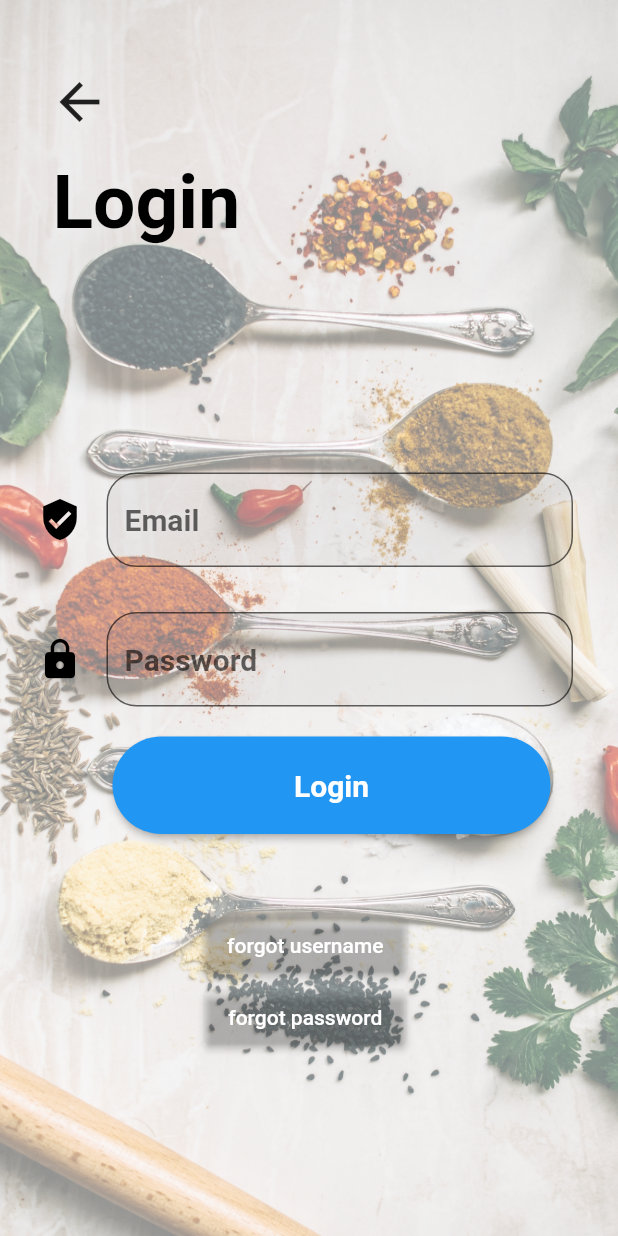
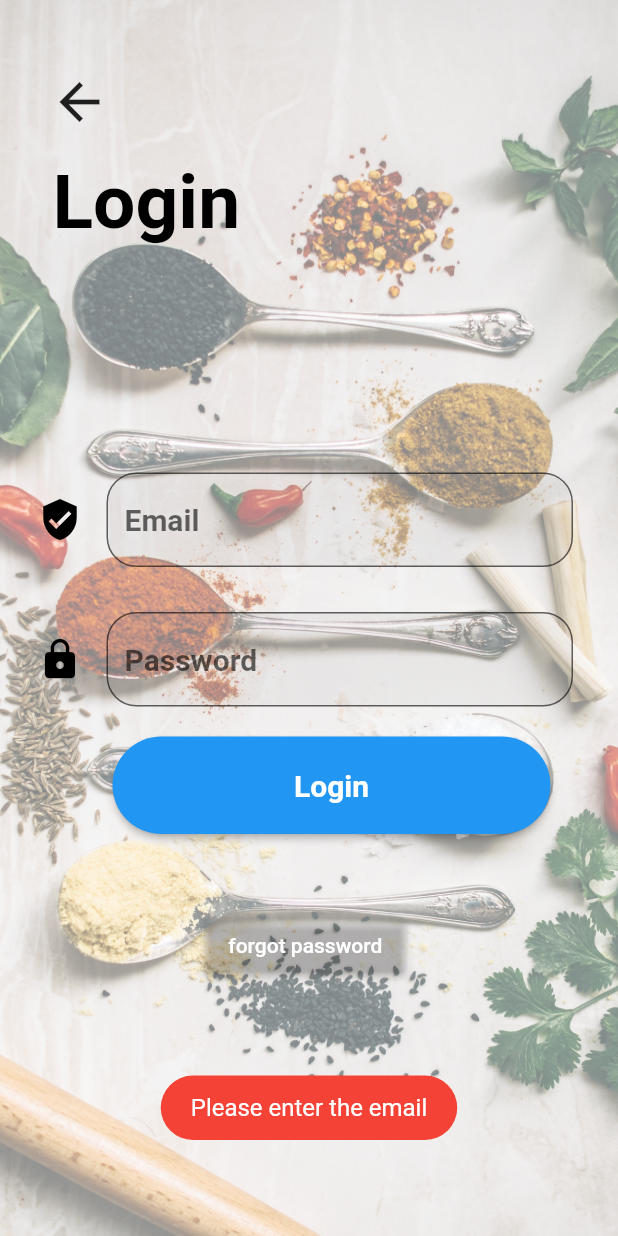
Before and after one commit to Seven-Deadly-Sins-07/digi-mess, a Flutter app: the LoginSceen screen opened directly, after a tap on "forgot password", on a phone screen of 412 x 824 dp. Run offline on Flutter 3.47's test engine with Material 2 defaults, Android fonts, the phone set to English and light mode, and no system bars; our stand-ins replace cloud_firestore, firebase_auth, firebase_core, fluttertoast, form_field_validator; accounts and stored records are empty.

Commit message:
Added Forgot password functionality and better Toasts

```diff
--- /dev/null
+++ b/lib/constants/toastmessage.dart
@@ -0,0 +1,13 @@
+import 'package:flutter/material.dart';
+import 'package:fluttertoast/fluttertoast.dart';
+
+Future<void> showToastMessage(String toastMessage)async {
+  Fluttertoast.showToast(
+      msg: toastMessage,
+      toastLength: Toast.LENGTH_SHORT,
+      gravity: ToastGravity.BOTTOM,
+      timeInSecForIosWeb: 1,
+      backgroundColor: Colors.red,
+      textColor: Colors.white,
+      fontSize: 16.0);
+}
--- a/lib/login/loginScreen.dart
+++ b/lib/login/loginScreen.dart
@@ -1,6 +1,8 @@
 import 'package:flutter/cupertino.dart';
 import 'package:flutter/material.dart';
+import 'package:fluttertoast/fluttertoast.dart';
 import 'package:mini_project/constants/arrow_body.dart';
+import 'package:mini_project/constants/toastmessage.dart';
 import 'package:mini_project/login/login_Input.dart';
 import 'package:mini_project/constants/arrow_head.dart';
 import 'package:mini_project/constants/buttons.dart';
@@ -75,6 +77,10 @@ class _LoginSceenState extends State<LoginSceen> {
                             return HomePage();
                           }));
                         }
+                        else
+                          {
+                            showToastMessage("Please enter a registered email address");
+                          }
                       } else {
                         print("try filling credentials");
                       }
@@ -87,14 +93,31 @@ class _LoginSceenState extends State<LoginSceen> {
                     mainAxisAlignment: MainAxisAlignment.center,
                     crossAxisAlignment: CrossAxisAlignment.center,
                     children: [
+                      // ElevatedButton(
+                      //     onPressed: () {},
+                      //     style: ElevatedButton.styleFrom(
+                      //       primary: Colors.transparent,
+                      //     ),
+                      //     child: const Text('forgot username')),
                       ElevatedButton(
-                          onPressed: () {},
-                          style: ElevatedButton.styleFrom(
-                            primary: Colors.transparent,
-                          ),
-                          child: const Text('forgot username')),
-                      ElevatedButton(
-                          onPressed: () {},
+                          onPressed: () async{
+                            if(usernamecontroller.text.isNotEmpty)
+                            {
+                              bool checkEmail = await forgotPassword(
+                                  usernamecontroller.text.trim());
+                              if (checkEmail) {
+                                showToastMessage("An email with reset password link has been sent to given email (Check spam if not found!)");
+                              }
+                              else
+                                {
+                                  showToastMessage("Please enter a registered email address");
+                                }
+                            }
+                            else
+                              {
+                                showToastMessage("Please enter the email");
+                              }
+                          },
                           style: ElevatedButton.styleFrom(
                             primary: Colors.transparent,
                           ),
```
Also changed, not shown: lib/firebase/flutterfire.dart (+15 -18 lines).
